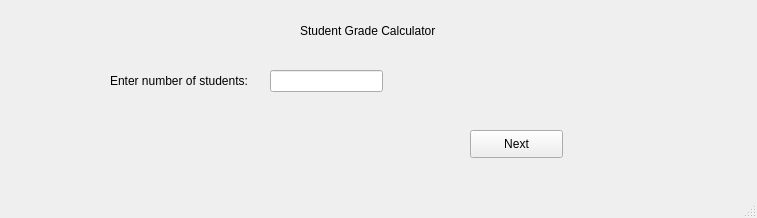
Qt form student_grade_calc_gui_1.ui (caedenwebb/Project1) before a commit.
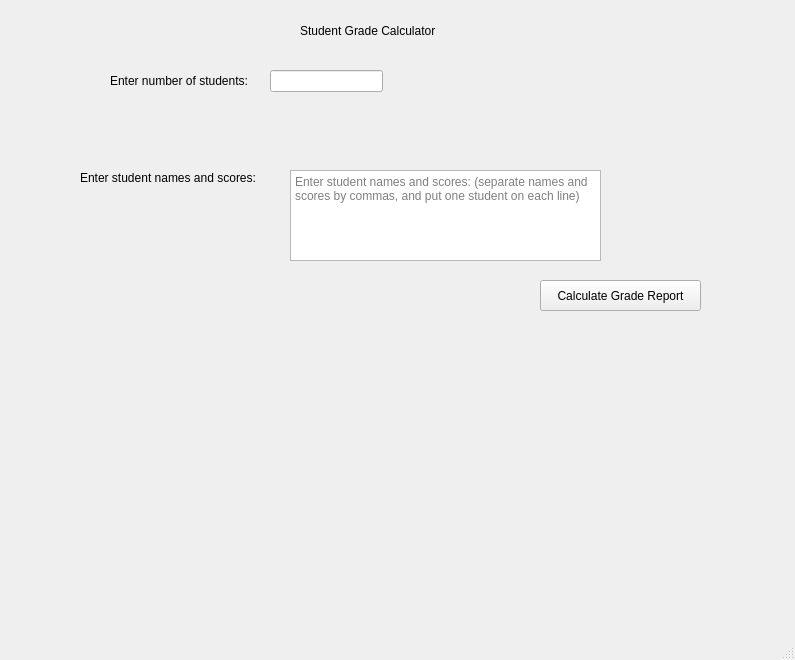
The same form after that commit.

Commit message: Draft GUI, calculate_grade function, and draft Student class updated as of 5/5/2023

Diff of the .ui file:
```diff
--- a/student_grade_calc_gui_1.ui
+++ b/student_grade_calc_gui_1.ui
@@ -6,8 +6,8 @@
    <rect>
     <x>0</x>
     <y>0</y>
-    <width>757</width>
-    <height>218</height>
+    <width>795</width>
+    <height>660</height>
    </rect>
   </property>
   <property name="windowTitle">
@@ -50,17 +50,43 @@
      </rect>
     </property>
    </widget>
-   <widget class="QPushButton" name="NextButton">
+   <widget class="QLabel" name="StudentDataLabel">
     <property name="geometry">
      <rect>
-      <x>470</x>
-      <y>130</y>
-      <width>93</width>
-      <height>28</height>
+      <x>80</x>
+      <y>170</y>
+      <width>191</width>
+      <height>16</height>
      </rect>
     </property>
     <property name="text">
-     <string>Next</string>
+     <string>Enter student names and scores:</string>
+    </property>
+   </widget>
+   <widget class="QTextEdit" name="StudentData">
+    <property name="geometry">
+     <rect>
+      <x>290</x>
+      <y>170</y>
+      <width>311</width>
+      <height>91</height>
+     </rect>
+    </property>
+    <property name="placeholderText">
+     <string>Enter student names and scores: (separate names and scores by commas, and put one student on each line)</string>
+    </property>
+   </widget>
+   <widget class="QPushButton" name="pushButton">
+    <property name="geometry">
+     <rect>
+      <x>540</x>
+      <y>280</y>
+      <width>161</width>
+      <height>31</height>
+     </rect>
+    </property>
+    <property name="text">
+     <string>Calculate Grade Report</string>
     </property>
    </widget>
   </widget>
```
Left out of the diff: 5 changed lines with no effect on the pictures. The commit also changes 4 other files.
